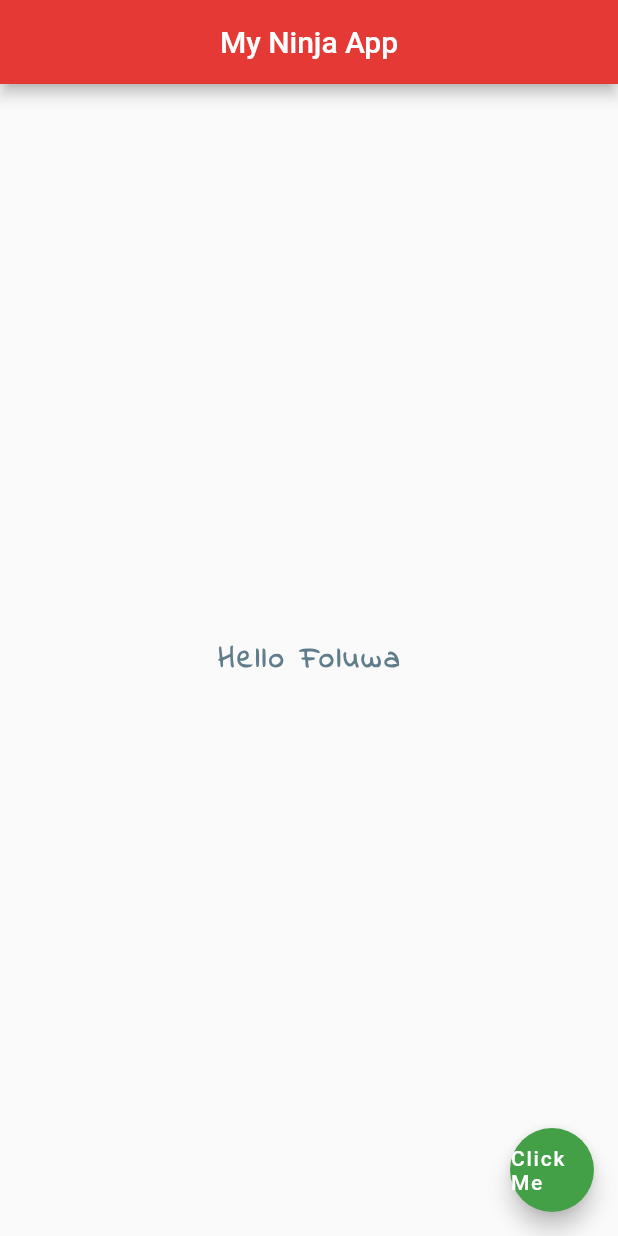
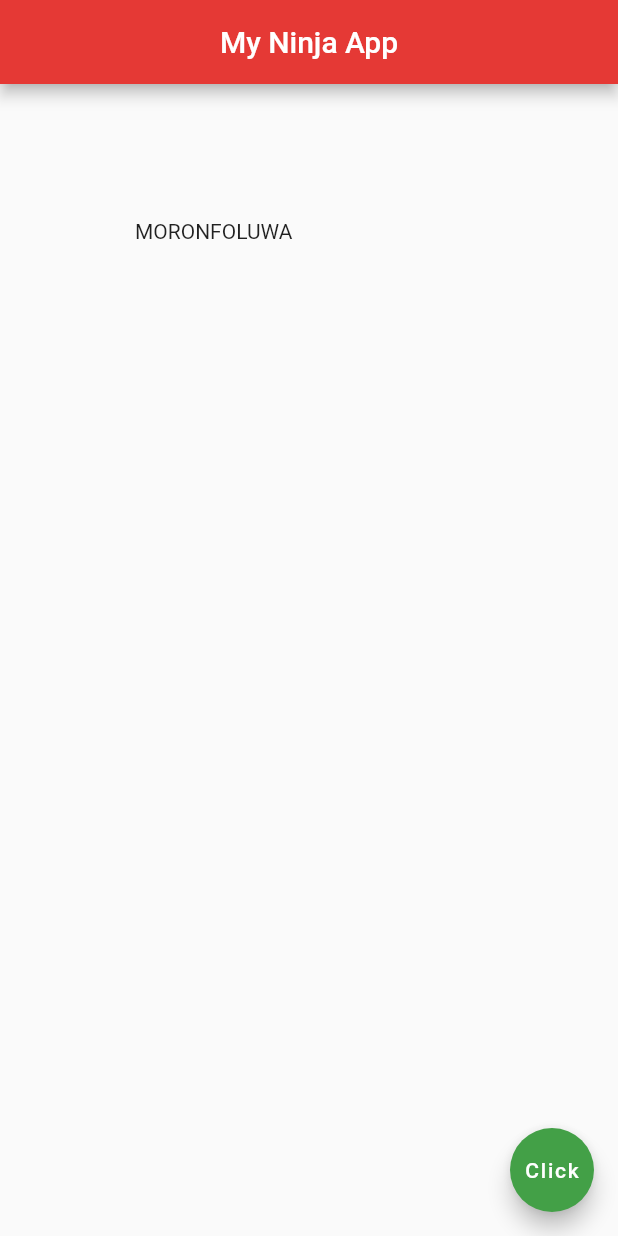
Before and after one commit to Foluwa/Flutter-Netninja, a Flutter app: the screen it shows after launch, on a phone screen of 412 x 824 dp. Run offline on Flutter 3.47's test engine with Material 2 defaults, Android fonts, the phone set to English and light mode, and no system bars.

Commit message:
25th Nov, I stopped at padding

```diff
--- a/lib/main.dart
+++ b/lib/main.dart
@@ -1,33 +1,23 @@
 import 'package:flutter/material.dart';
 
-void main() => runApp(MaterialApp(
-      home: Home()
-));
+void main() => runApp(MaterialApp(home: Home()));
 
 class Home extends StatelessWidget {
   @override
   Widget build(BuildContext context) {
-    return  Scaffold(
+    return Scaffold(
       appBar: AppBar(
         title: Text('My Ninja App'),
         centerTitle: true,
         backgroundColor: Colors.red[600],
       ),
-        body: Center(
-          child: Text(
-            'Hello Foluwa',
-            style: TextStyle(
-              fontSize: 20.0,
-              fontWeight: FontWeight.bold,
-              letterSpacing: 2.0,
-              color: Colors.blueGrey,
-              fontFamily: 'IndieFlower',
-            ),
-          ),
+      body: Padding(
+        padding: EdgeInsets.all(90.0),
+        child: Text('MORONFOLUWA'),
       ),
       floatingActionButton: FloatingActionButton(
         onPressed: () {},
-          child: Text('Click Me'),
+        child: Text('Click'),
         backgroundColor: Colors.green[600],
       ),
     );
--- a/pubspec.yaml
+++ b/pubspec.yaml
@@ -39,9 +39,8 @@ flutter:
   uses-material-design: true
 
   # To add assets to your application, add an assets section, like this:
-  # assets:
-  #  - images/a_dot_burr.jpeg
-  #  - images/a_dot_ham.jpeg
+  assets:
+    - assets/
 
   # An image asset can refer to one or more resolution-specific "variants", see
   # https://flutter.dev/assets-and-images/#resolution-aware.
```
Also changed, not shown: assets/img.jpeg (added), assets/img1.jpeg (added), assets/img2.jpeg (added), pubspec.lock, 2 other files. Lines whose indentation alone changed are shown as unchanged.
